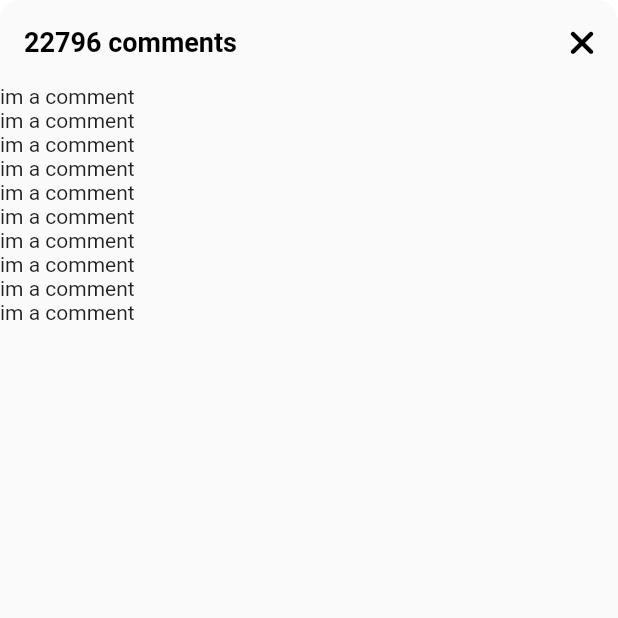
After one commit to leegksthf/flutter_tiktok, a Flutter app: the VideoComments screen opened directly, on a phone screen of 412 x 824 dp, the top half of it. The commit adds this screen. Run offline on Flutter 3.47's test engine with Material 2 defaults, Android fonts, the phone set to English and light mode, and no system bars; our stand-ins replace font_awesome_flutter, video_player, visibility_detector; network calls fail.

Commit message:
fix play/pause error when using refreshIndicator widget and visibilityDetector widget and add comment modal sheet when clicked comments icon

```diff
--- /dev/null
+++ b/lib/features/videos/widgets/video_comments.dart
@@ -0,0 +1,43 @@
+import 'package:flutter/material.dart';
+import 'package:font_awesome_flutter/font_awesome_flutter.dart';
+import 'package:tiktok_clone/constants/sizes.dart';
+
+class VideoComments extends StatefulWidget {
+  const VideoComments({super.key});
+
+  @override
+  State<VideoComments> createState() => _VideoCommentsState();
+}
+
+class _VideoCommentsState extends State<VideoComments> {
+  void _onClosePressed() {
+    Navigator.of(context).pop();
+  }
+
+  @override
+  Widget build(BuildContext context) {
+    return Container(
+      clipBehavior: Clip.hardEdge,
+      decoration:
+          BoxDecoration(borderRadius: BorderRadius.circular(Sizes.size14)),
+      child: Scaffold(
+        backgroundColor: Colors.grey.shade50,
+        appBar: AppBar(
+          backgroundColor: Colors.grey.shade50,
+          automaticallyImplyLeading: false,
+          title: const Text('22796 comments'),
+          actions: [
+            IconButton(
+              onPressed: _onClosePressed,
+              icon: const FaIcon(FontAwesomeIcons.xmark),
+            )
+          ],
+        ),
+        body: ListView.builder(
+          itemCount: 10,
+          itemBuilder: (context, index) => const Text('im a comment'),
+        ),
+      ),
+    );
+  }
+}
```
Also changed, not shown: lib/features/videos/video_timeline_screen.dart (+18 -2 lines), lib/features/videos/widgets/video_button.dart (added, +32 -0 lines), lib/features/videos/widgets/video_post.dart (+95 -12 lines).
